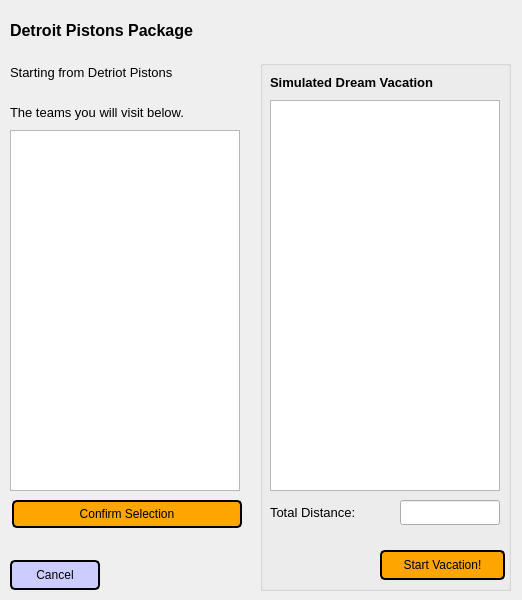
Old version of the form TheMudkips/vpackageb.ui in the repository OwlbitCode/TheMudkips.
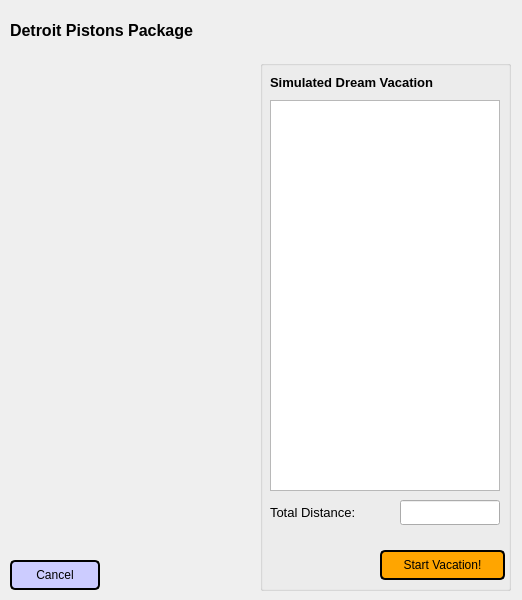
New version of the form.

Commit message:
Pushing up package b changes
Package b

Diff of the .ui file:
```diff
--- a/TheMudkips/vpackageb.ui
+++ b/TheMudkips/vpackageb.ui
@@ -13,19 +13,6 @@
   <property name="windowTitle">
    <string>Form</string>
   </property>
-  <widget class="QListWidget" name="teamList">
-   <property name="geometry">
-    <rect>
-     <x>10</x>
-     <y>130</y>
-     <width>230</width>
-     <height>361</height>
-    </rect>
-   </property>
-   <property name="selectionMode">
-    <enum>QAbstractItemView::MultiSelection</enum>
-   </property>
-  </widget>
   <widget class="QGroupBox" name="sortedGroup">
    <property name="geometry">
     <rect>
@@ -146,45 +133,6 @@
     <string>Detroit Pistons Package</string>
    </property>
   </widget>
-  <widget class="QLabel" name="startingTitle">
-   <property name="geometry">
-    <rect>
-     <x>10</x>
-     <y>60</y>
-     <width>230</width>
-     <height>25</height>
-    </rect>
-   </property>
-   <property name="font">
-    <font>
-     <pointsize>10</pointsize>
-    </font>
-   </property>
-   <property name="text">
-    <string>Starting from Detriot Pistons</string>
-   </property>
-  </widget>
-  <widget class="QPushButton" name="confirmButton">
-   <property name="geometry">
-    <rect>
-     <x>12</x>
-     <y>500</y>
-     <width>230</width>
-     <height>28</height>
-    </rect>
-   </property>
-   <property name="styleSheet">
-    <string notr="true">background-color:orange;
-border-style: solid;
-border-color: black;
-border-width: 2px;
-border-radius: 5px;
-color: black;</string>
-   </property>
-   <property name="text">
-    <string>Confirm Selection</string>
-   </property>
-  </widget>
   <widget class="QPushButton" name="cancelButton">
    <property name="geometry">
     <rect>
@@ -206,24 +154,6 @@
     <string>Cancel</string>
    </property>
   </widget>
-  <widget class="QLabel" name="selectTitle">
-   <property name="geometry">
-    <rect>
-     <x>10</x>
-     <y>100</y>
-     <width>230</width>
-     <height>25</height>
-    </rect>
-   </property>
-   <property name="font">
-    <font>
-     <pointsize>10</pointsize>
-    </font>
-   </property>
-   <property name="text">
-    <string>The teams you will visit below.</string>
-   </property>
-  </widget>
  </widget>
  <resources/>
  <connections/>
```
The commit also changes 2 other files.
